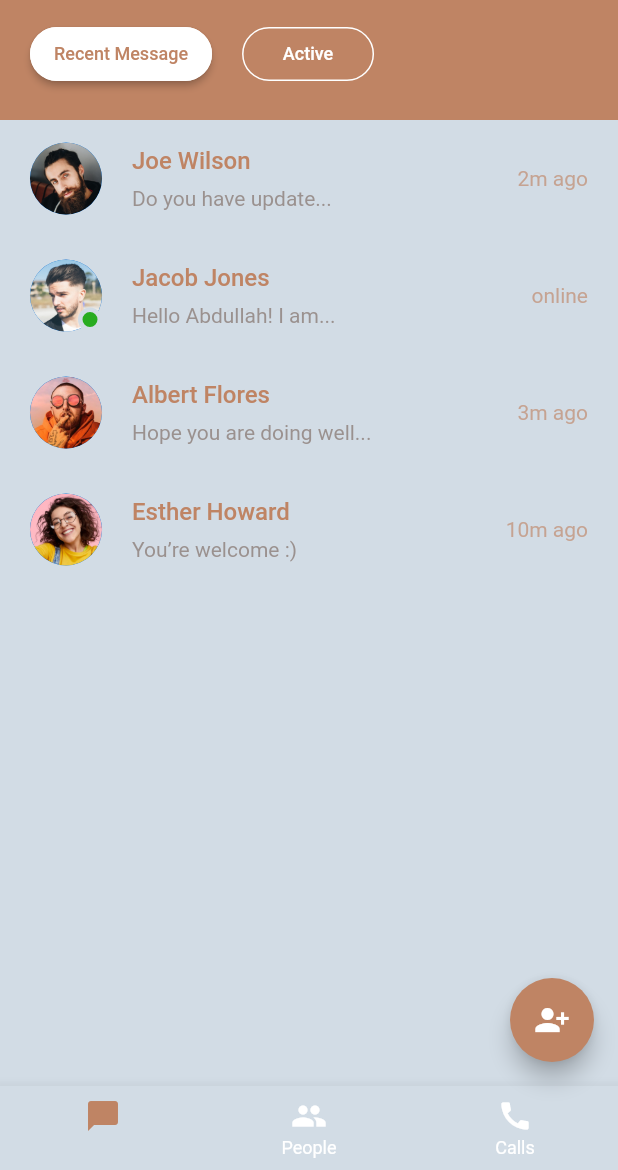
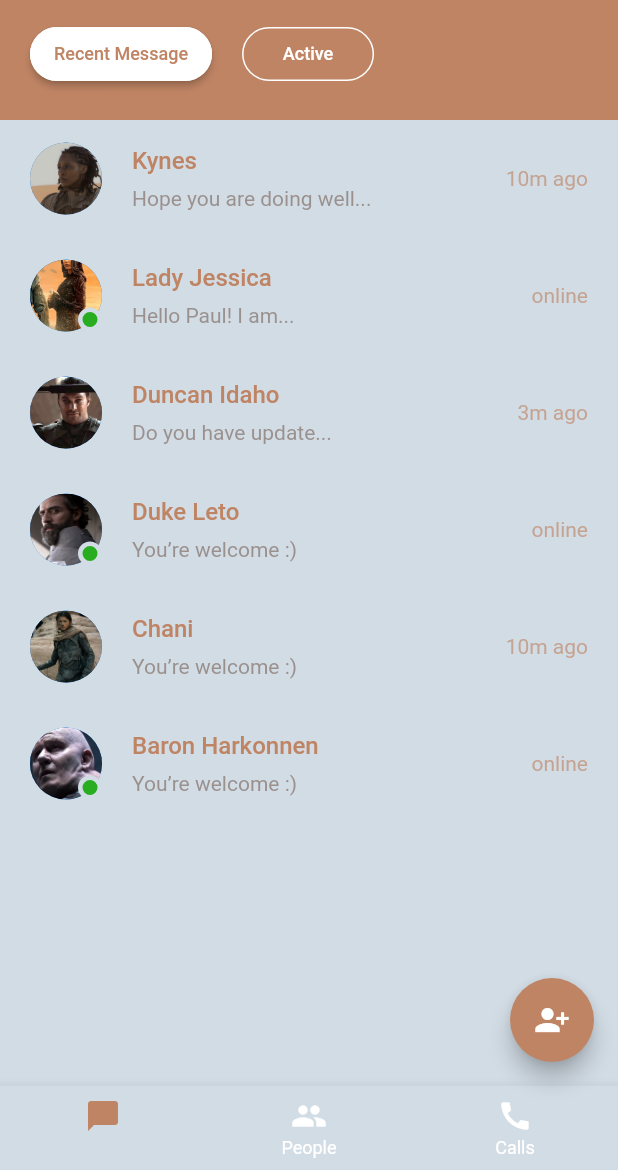
Before and after one commit to zahradjan/chat-application, a Flutter app: the ChatsScreen screen opened directly, on a phone screen of 412 x 824 dp, the part 66-1236 px from its top. Run offline on Flutter 3.47's test engine with Material 2 defaults, Android fonts, the phone set to English and light mode, and no system bars; our stand-ins replace google_fonts, loggy; missing offline and left inert: flutter_loggy.

Commit message:
Dune users added

```diff
--- a/lib/models/chat/chatStore.dart
+++ b/lib/models/chat/chatStore.dart
@@ -5,60 +5,27 @@ import 'package:Decentio/models/chatUser/chatUserStore.dart';
 
 List<Chat> chats = [
   Chat(
-      user: chatUsers[2],
-      // lastMessage: ChatMessage(
-      //   text: "Hope you are doing well...",
-      //   messageType: ChatMessageType.text,
-      //   messageStatus: MessageStatus.viewed,
-      //   isSender: false,
-      // ),
-      lastMessage: demoChatMessagesJoe.last,
-      chatMessages: demoChatMessagesJoe),
+      user: chatUsers[0],
+      lastMessage: demoChatMessagesKynes.last,
+      chatMessages: demoChatMessagesKynes),
   Chat(
       user: chatUsers[1],
-      lastMessage: demoChatMessagesJacob.last,
-      // lastMessage: ChatMessage(
-      //   text: "Hello Abdullah! I am...",
-      //   messageType: ChatMessageType.text,
-      //   messageStatus: MessageStatus.viewed,
-      //   isSender: false,
-      // ),
-      chatMessages: demoChatMessagesJacob),
+      lastMessage: demoChatMessagesJessica.last,
+      chatMessages: demoChatMessagesJessica),
   Chat(
-      user: chatUsers[0],
-      // lastMessage: ChatMessage(
-      //   text: "Do you have update...",
-      //   messageType: ChatMessageType.text,
-      //   messageStatus: MessageStatus.viewed,
-      //   isSender: false,
-      // ),
-      lastMessage: demoChatMessagesAlbert.last,
-      chatMessages: demoChatMessagesAlbert),
+      user: chatUsers[2],
+      lastMessage: demoChatMessagesDuncan.last,
+      chatMessages: demoChatMessagesDuncan),
   Chat(
       user: chatUsers[3],
-      // lastMessage: ChatMessage(
-      //   text: "You’re welcome :)",
-      //   messageType: ChatMessageType.text,
-      //   messageStatus: MessageStatus.viewed,
-      //   isSender: false,
-      // ),
-      lastMessage: demoChatMessagesEsther.last,
-      chatMessages: demoChatMessagesEsther),
-  // Chat(
-  //   user: chatUsers[4],
-  //   lastMessage: "Thanks",
-  //   isSelected: false,
-  // ),
-  // Chat(
-  //   lastMessage: "Hope you are doing well...",
-  //   isSelected: false,
-  // ),
-  // Chat(
-  //   lastMessage: "Hello Abdullah! I am...",
-  //   isSelected: false,
-  // ),
-  // Chat(
-  //   lastMessage: "Do you have update...",
-  //   isSelected: false,
-  // ),
+      lastMessage: demoChatMessagesLeto.last,
+      chatMessages: demoChatMessagesLeto),
+  Chat(
+      user: chatUsers[4],
+      lastMessage: demoChatMessagesChani.last,
+      chatMessages: demoChatMessagesChani),
+  Chat(
+      user: chatUsers[5],
+      lastMessage: demoChatMessagesBaron.last,
+      chatMessages: demoChatMessagesBaron),
 ];
--- a/lib/models/chatUser/chatUserStore.dart
+++ b/lib/models/chatUser/chatUserStore.dart
@@ -3,30 +3,44 @@ import 'package:Decentio/models/chatUser/ChatUser.dart';
 List<ChatUser> chatUsers = [
   ChatUser(
       id: "",
-      name: "Albert Flores",
-      avatarImage: "assets/images/user_2.png",
+      name: "Kynes",
+      avatarImage: "assets/images/kynes.jpg",
+      isActive: false,
+      isSelected: false,
+      lastSeen: "10m ago"),
+  ChatUser(
+      id: "",
+      name: "Lady Jessica",
+      avatarImage: "assets/images/lady_jessica.jpg",
+      isActive: true,
+      isSelected: false,
+      lastSeen: "online"),
+  ChatUser(
+      id: "",
+      name: "Duncan Idaho",
+      avatarImage: "assets/images/duncan_idaho.jpg",
       isActive: false,
       isSelected: false,
       lastSeen: "3m ago"),
   ChatUser(
       id: "",
-      name: "Jacob Jones",
-      avatarImage: "assets/images/user_4.png",
+      name: "Duke Leto",
+      avatarImage: "assets/images/leto_atreides.jpg",
       isActive: true,
       isSelected: false,
       lastSeen: "online"),
   ChatUser(
       id: "",
-      name: "Joe Wilson",
-      avatarImage: "assets/images/user.png",
-      isActive: false,
-      isSelected: false,
-      lastSeen: "2m ago"),
-  ChatUser(
-      id: "",
-      name: "Esther Howard",
-      avatarImage: "assets/images/user_5.png",
+      name: "Chani",
+      avatarImage: "assets/images/chani.jpg",
       isActive: false,
       isSelected: false,
       lastSeen: "10m ago"),
+  ChatUser(
+      id: "",
+      name: "Baron Harkonnen",
+      avatarImage: "assets/images/baron_harkonnen.jpg",
+      isActive: true,
+      isSelected: false,
+      lastSeen: "online"),
 ];
--- a/lib/screens/chats/chats_screen.dart
+++ b/lib/screens/chats/chats_screen.dart
@@ -71,7 +71,7 @@ class _ChatsScreenState extends State<ChatsScreen> {
           ),
           icon: CircleAvatar(
             radius: 30,
-            backgroundImage: AssetImage("assets/images/user_6.jpg"),
+            backgroundImage: AssetImage("assets/images/paul_atreides.jpg"),
           ),
         ),
         SizedBox(
--- a/lib/screens/chats/components/chats_screen_body.dart
+++ b/lib/screens/chats/components/chats_screen_body.dart
@@ -83,6 +83,7 @@ class _ChatsScreenBodyState extends State<ChatsScreenBody> {
   }
 
   Widget buildRecentMessagesList() {
+    logDebug(chats.length);
     return Expanded(
       child: ListView.builder(
           itemCount: chats.length,
--- a/lib/screens/profile/profile.dart
+++ b/lib/screens/profile/profile.dart
@@ -28,7 +28,8 @@ class _ProfileState extends State<Profile> {
               Center(
                 child: CircleAvatar(
                   radius: 60,
-                  backgroundImage: AssetImage("assets/images/user_6.jpg"),
+                  backgroundImage:
+                      AssetImage("assets/images/paul_atreides.jpg"),
                 ),
               ),
               SizedBox(height: 8),
```
Also changed, not shown: lib/models/chatMessage/chatMessageStore.dart (+146 -13 lines), assets/images/baron_harkonnen.jpg (added), assets/images/chani.jpg (added), assets/images/duncan_idaho.jpg (added), assets/images/kynes.jpg (added), assets/images/lady_jessica.jpg (added), assets/images/leto_atreides.jpg (added), assets/images/paul_atreides.jpg (renamed from assets/images/user_6.jpg), assets/images/stilgar.jpg (added), assets/images/user.png (deleted), assets/images/user_2.png (deleted), assets/images/user_3.png (deleted), assets/images/user_4.png (deleted), assets/images/user_5.png (deleted).
